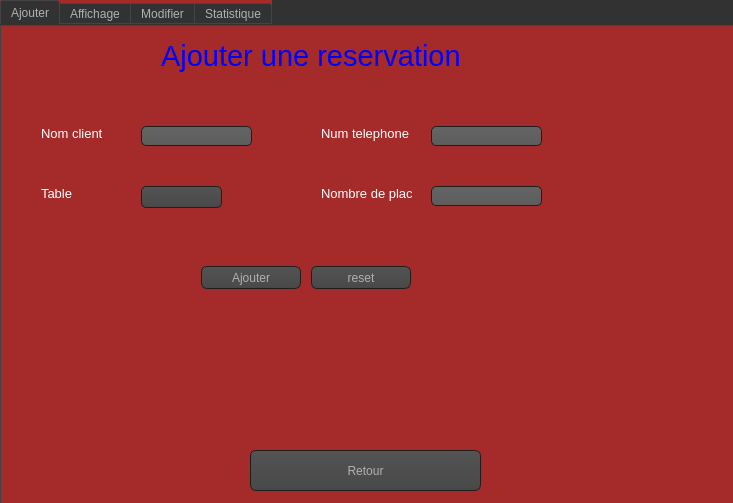
Above: gestion_reservation.ui from soumaya-nheri/Smart-Restaurant-2A27 before the change. Below: the same form after it.
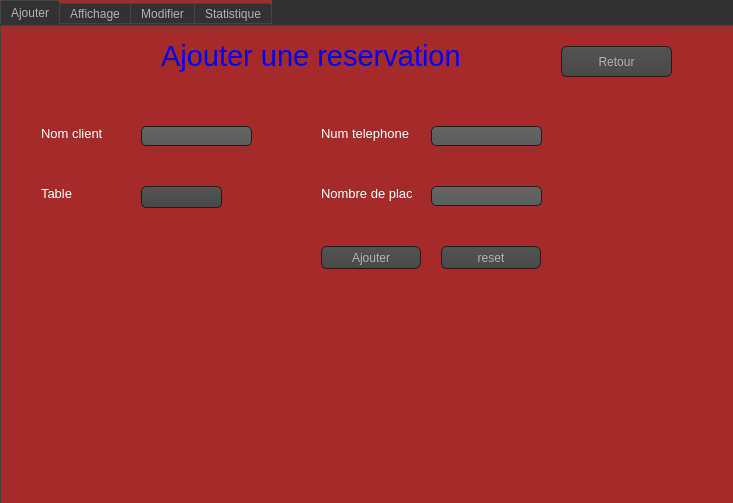
That is the form after the change. The open tabs and pages were chosen to show the change. Icons and pictures are not drawn. Custom widgets are drawn as their Qt base class.

What changed in the file:
```diff
--- a/gestion_reservation.ui
+++ b/gestion_reservation.ui
@@ -1004,8 +1004,8 @@
     <widget class="QPushButton" name="reset_2">
      <property name="geometry">
       <rect>
-       <x>310</x>
-       <y>240</y>
+       <x>440</x>
+       <y>220</y>
        <width>100</width>
        <height>23</height>
       </rect>
@@ -1037,8 +1037,8 @@
     <widget class="QPushButton" name="ajouter">
      <property name="geometry">
       <rect>
-       <x>200</x>
-       <y>240</y>
+       <x>320</x>
+       <y>220</y>
        <width>100</width>
        <height>23</height>
       </rect>
@@ -1174,6 +1174,32 @@
       <string/>
      </property>
     </widget>
+    <widget class="QPushButton" name="retour_3">
+     <property name="geometry">
+      <rect>
+       <x>560</x>
+       <y>20</y>
+       <width>111</width>
+       <height>31</height>
+      </rect>
+     </property>
+     <property name="styleSheet">
+      <string notr="true"/>
+     </property>
+     <property name="text">
+      <string>Retour</string>
+     </property>
+     <property name="icon">
+      <iconset resource="images.qrc">
+       <normaloff>:/images/return.png</normaloff>:/images/return.png</iconset>
+     </property>
+     <property name="iconSize">
+      <size>
+       <width>30</width>
+       <height>30</height>
+      </size>
+     </property>
+    </widget>
    </widget>
    <widget class="QWidget" name="Affichage">
     <attribute name="title">
@@ -1538,6 +1564,32 @@
       <string/>
      </property>
     </widget>
+    <widget class="QPushButton" name="retour">
+     <property name="geometry">
+      <rect>
+       <x>580</x>
+       <y>10</y>
+       <width>111</width>
+       <height>31</height>
+      </rect>
+     </property>
+     <property name="styleSheet">
+      <string notr="true"/>
+     </property>
+     <property name="text">
+      <string>Retour</string>
+     </property>
+     <property name="icon">
+      <iconset resource="images.qrc">
+       <normaloff>:/images/return.png</normaloff>:/images/return.png</iconset>
+     </property>
+     <property name="iconSize">
+      <size>
+       <width>30</width>
+       <height>30</height>
+      </size>
+     </property>
+    </widget>
    </widget>
    <widget class="QWidget" name="stat">
     <attribute name="title">
@@ -1555,32 +1607,6 @@
     </widget>
    </widget>
   </widget>
-  <widget class="QPushButton" name="retour">
-   <property name="geometry">
-    <rect>
-     <x>250</x>
-     <y>450</y>
-     <width>231</width>
-     <height>41</height>
-    </rect>
-   </property>
-   <property name="styleSheet">
-    <string notr="true"/>
-   </property>
-   <property name="text">
-    <string>Retour</string>
-   </property>
-   <property name="icon">
-    <iconset resource="images.qrc">
-     <normaloff>:/images/return.png</normaloff>:/images/return.png</iconset>
-   </property>
-   <property name="iconSize">
-    <size>
-     <width>30</width>
-     <height>30</height>
-    </size>
-   </property>
-  </widget>
  </widget>
  <customwidgets>
   <customwidget>
```
Left out of the diff: 36 changed lines with no effect on the pictures.
